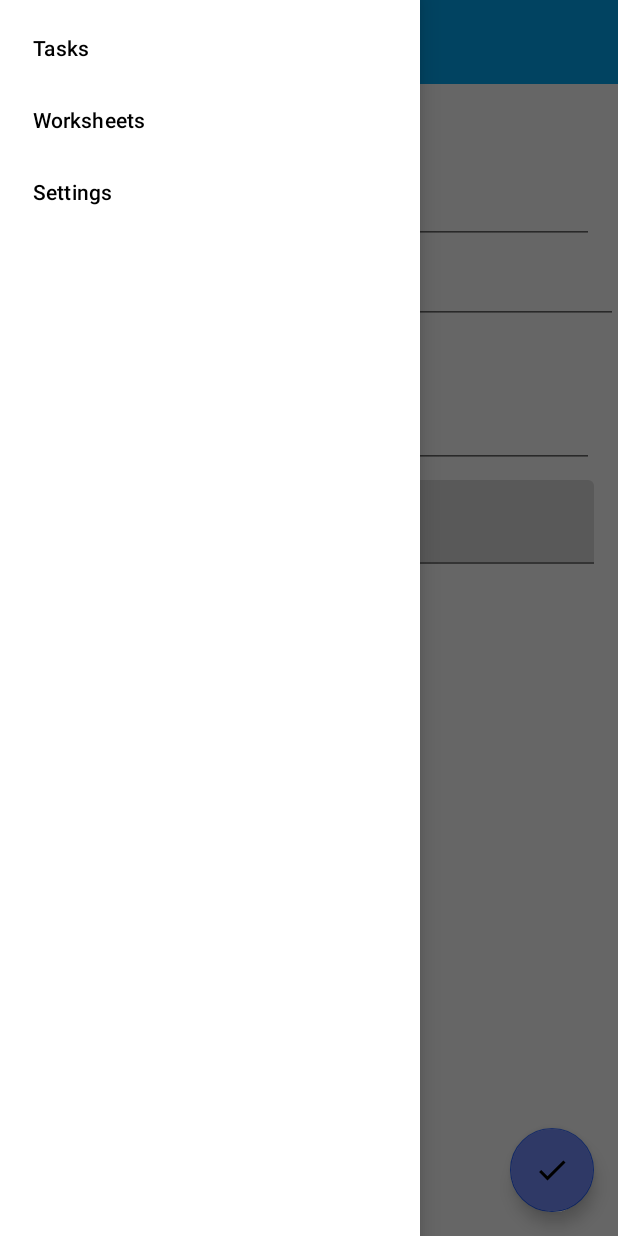
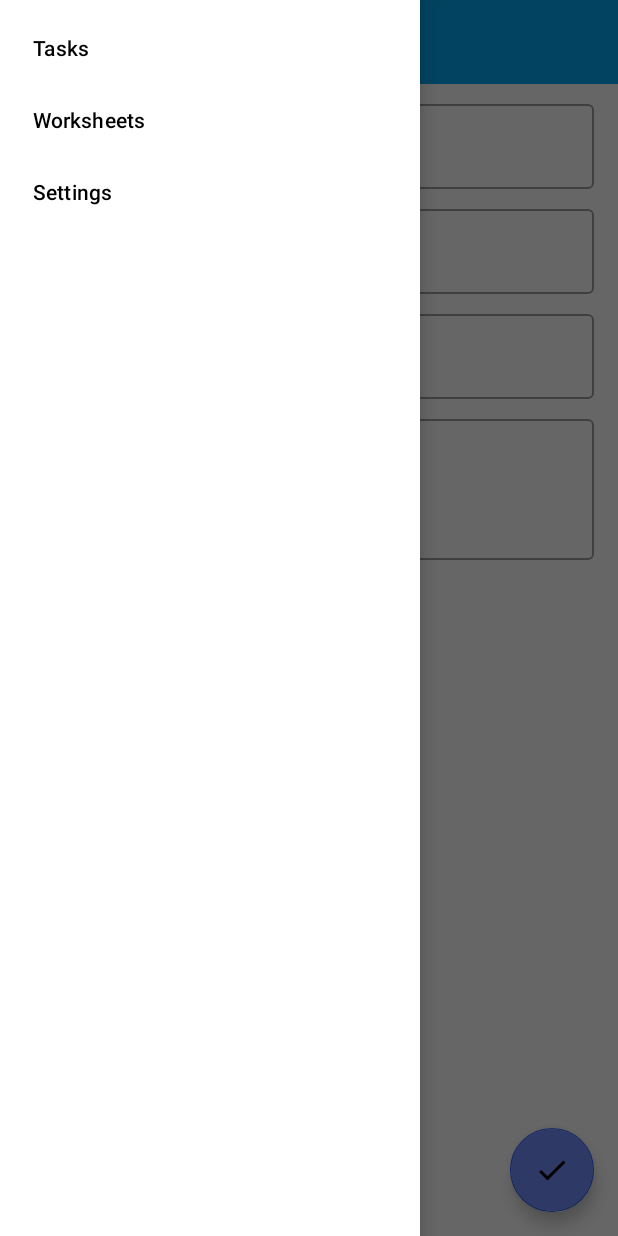
Before and after one commit to Ango1eiro/ERP_Mobile_3, an Android app: the TaskFragment screen opened through its navigation route, with the side drawer open, on a phone screen of 412 x 824 dp. Run offline under Robolectric (Android 15) with nearby library versions, the phone set to English and light mode, and no system bars; our stand-ins replace Dagger/Hilt's generated code, data binding, navigation-ui.

Commit message:
erp_mobile 3.0.2

```diff
--- a/src/main/java/com/rogoznyak/erp_mobile_3/tasks/task/TaskFragment.kt
+++ b/src/main/java/com/rogoznyak/erp_mobile_3/tasks/task/TaskFragment.kt
@@ -5,15 +5,18 @@ import android.content.SharedPreferences
 import android.os.Bundle
 import android.text.InputFilter
 import android.text.InputFilter.LengthFilter
+import android.view.Gravity
 import android.view.LayoutInflater
 import android.view.View
 import android.view.ViewGroup
 import android.widget.EditText
 import android.widget.Toast
+import androidx.coordinatorlayout.widget.CoordinatorLayout
 import androidx.fragment.app.Fragment
 import androidx.lifecycle.Observer
 import androidx.lifecycle.ViewModelProviders
 import androidx.navigation.fragment.findNavController
+import com.google.android.material.snackbar.Snackbar
 import com.rogoznyak.erp_mobile_3.MyCustomApplication
 import com.rogoznyak.erp_mobile_3.R
 import com.rogoznyak.erp_mobile_3.Utils.MaskWatcher
@@ -42,7 +45,7 @@ class TaskFragment : Fragment() {
 
     override fun onResume() {
         super.onResume()
-        binding.editTextDate.clearFocus()
+//        binding.textFieldDate.clearFocus()
     }
 
 
@@ -69,10 +72,10 @@ class TaskFragment : Fragment() {
         viewModel.taskData.observe(viewLifecycleOwner,
             Observer<Task> { task ->
                 if (!taskDataObserved) {
-                    binding.editTextDate.setText(task.date)
-                    binding.editTextUser.setText(task.user.name)
-                    binding.editTextDescription.setText(task.description)
-                    binding.editTextUser.setText(task.user.name)
+                    binding.textFieldDate.editText?.setText(task.date)
+                    binding.textFieldUser.editText?.setText(task.user.name)
+                    binding.textFieldDescription.editText?.setText(task.description)
+                    binding.textFieldUser.editText?.setText(task.user.name)
                     viewModel.setCounterpartByGuid(task.counterpart.guid)
                     viewModel.setUserByGuid(task.user.guid)
                     taskDataObserved = true
@@ -113,16 +116,15 @@ class TaskFragment : Fragment() {
         viewModel.taskSent.observe(viewLifecycleOwner,
             Observer<Boolean> { isSent ->
                 if (isSent == true) {
-                    binding.textTaskStatus.setText(getString(R.string.status_in_progress))
                     binding.progressBar.visibility = View.VISIBLE
                     binding.fab.visibility = View.GONE
                     uiScope.launch(Dispatchers.IO) {
                         try {
                             val todo = TodoRepository().sendTask(
-                                NetworkTask(date = binding.editTextDate.text.toString(),
+                                NetworkTask(date = binding.textFieldDate.editText?.text.toString(),
                                     counterpart = viewModel.counterpart.value!!.guid,
                                     user = viewModel.user.value!!.guid,
-                                    description = binding.editTextDescription.text.toString()))
+                                    description = binding.textFieldDescription.editText?.text.toString()))
                             viewModel.setTaskStatus(todo.title)
 
                         } catch (t: Throwable) {
@@ -140,9 +142,9 @@ class TaskFragment : Fragment() {
 
         viewModel.taskStatus.observe(viewLifecycleOwner,
             Observer<String> { text ->
-                    binding.textTaskStatus.setText(text)
-                    binding.progressBar.visibility = View.GONE
-                    binding.fab.visibility = View.VISIBLE
+                Snackbar.make(binding.root,text,Snackbar.LENGTH_LONG).show()
+                binding.progressBar.visibility = View.GONE
+                binding.fab.visibility = View.VISIBLE
 
             })
 
@@ -159,19 +161,19 @@ class TaskFragment : Fragment() {
                             DatabaseTask(guid,
                                 viewModel.counterpart.value!!.guid,
                                 viewModel.user.value!!.guid,
-                                binding.editTextDescription.text.toString(),
-                                (binding.editTextDate as EditText).text.toString()))
+                                binding.textFieldDescription.editText?.text.toString(),
+                                binding.textFieldDate.editText?.text.toString()))
                     }
                 }
 
 
             })
 
-        viewModel.counterpart.observe(viewLifecycleOwner, Observer { counterpart -> binding.editTextCounterpart.setText(counterpart.name) })
+        viewModel.counterpart.observe(viewLifecycleOwner, Observer { counterpart -> binding.textFieldCounterpart.editText?.setText(counterpart.name) })
 
-        viewModel.user.observe(viewLifecycleOwner, Observer { user -> binding.editTextUser.setText(user.name) })
+        viewModel.user.observe(viewLifecycleOwner, Observer { user -> binding.textFieldUser.editText?.setText(user.name) })
 
-        binding.editTextDate.setText(viewModel.date)
+        binding.textFieldDate.editText?.setText(viewModel.date)
 
 //        binding.editTextUser.addTextChangedListener(MaskWatcher("##:##"))
 //        binding.editTextDuration.filters = arrayOf<InputFilter>(LengthFilter(5))
--- a/src/main/res/layout/task_fragment.xml
+++ b/src/main/res/layout/task_fragment.xml
@@ -20,87 +20,78 @@
             app:layout_constraintGuide_end="@dimen/spacing_normal"
             tools:context=".home.HomeFragment">
 
-
-
-            <EditText
-                android:id="@+id/editText_Date"
-                android:layout_width="172dp"
-                android:layout_height="wrap_content"
-                android:layout_marginStart="16dp"
-                android:layout_marginTop="8dp"
-                android:ems="10"
-                android:hint="@string/date_hint"
-                android:inputType="date"
-                app:layout_constraintStart_toStartOf="parent"
-                app:layout_constraintTop_toTopOf="parent"
-                tools:text="01.01.0001 00:00:00"/>
-
-            <EditText
-                android:id="@+id/editText_Counterpart"
+            <com.google.android.material.textfield.TextInputLayout
+                android:id="@+id/textFieldDate"
+                style="@style/Widget.MaterialComponents.TextInputLayout.OutlinedBox"
                 android:layout_width="match_parent"
                 android:layout_height="wrap_content"
                 android:layout_marginStart="16dp"
                 android:layout_marginTop="8dp"
                 android:layout_marginEnd="16dp"
-                android:clickable="true"
-                android:cursorVisible="false"
-                android:ems="10"
-                android:focusable="false"
-                android:hint="@string/counterpart_hint"
-                android:inputType="none"
-                android:onClick="@{() -> viewModel.onButtonClicked(1)}"
-                app:layout_constraintStart_toStartOf="parent"
-                app:layout_constraintTop_toBottomOf="@+id/editText_Date" />
+                android:hint="@string/date_hint"
+                app:layout_constraintTop_toTopOf="parent">
 
-            <EditText
-                android:id="@+id/editTextUser"
+                <com.google.android.material.textfield.TextInputEditText
+                    android:layout_width="match_parent"
+                    android:layout_height="wrap_content" />
+            </com.google.android.material.textfield.TextInputLayout>
+
+            <com.google.android.material.textfield.TextInputLayout
+                android:id="@+id/textFieldCounterpart"
+                style="@style/Widget.MaterialComponents.TextInputLayout.OutlinedBox"
                 android:layout_width="match_parent"
                 android:layout_height="wrap_content"
                 android:layout_marginStart="16dp"
                 android:layout_marginTop="8dp"
-                android:ems="10"
-                android:clickable="true"
-                android:cursorVisible="false"
-                android:focusable="false"
-                android:hint="@string/user_hint"
-                android:inputType="none"
-                android:onClick="@{() -> viewModel.onButtonClicked(2)}"
-                app:layout_constraintStart_toStartOf="parent"
-                app:layout_constraintTop_toBottomOf="@+id/editText_Counterpart" />
+                android:layout_marginEnd="16dp"
+                android:hint="@string/counterpart_hint"
+                app:layout_constraintTop_toBottomOf="@+id/textFieldDate">
 
-            <EditText
-                android:id="@+id/editTextDescription"
-                android:layout_width="0dp"
+                <com.google.android.material.textfield.TextInputEditText
+                    android:layout_width="match_parent"
+                    android:layout_height="wrap_content"
+                    android:clickable="true"
+                    android:focusable="false"
+                    android:onClick="@{() -> viewModel.onButtonClicked(1)}"
+                    android:inputType="textNoSuggestions"/>
+            </com.google.android.material.textfield.TextInputLayout>
+
+            <com.google.android.material.textfield.TextInputLayout
+                android:id="@+id/textFieldUser"
+                style="@style/Widget.MaterialComponents.TextInputLayout.OutlinedBox"
+                android:layout_width="match_parent"
                 android:layout_height="wrap_content"
                 android:layout_marginStart="16dp"
                 android:layout_marginTop="8dp"
                 android:layout_marginEnd="16dp"
-                android:ems="10"
-                android:gravity="bottom"
-                android:hint="@string/description_hint"
-                android:inputType="textCapSentences|textMultiLine"
-                android:minLines="3"
-                app:layout_constraintEnd_toEndOf="parent"
-                app:layout_constraintStart_toStartOf="parent"
-                app:layout_constraintTop_toBottomOf="@+id/editTextUser" />
-
-            <com.google.android.material.textfield.TextInputLayout
-                android:id="@+id/textField"
-                android:layout_width="match_parent"
-                android:layout_height="wrap_content"
-                android:hint="hint"
-                android:layout_marginStart="16dp"
-                android:layout_marginTop="8dp"
-                android:layout_marginEnd="16dp"
-
-                app:layout_constraintTop_toBottomOf="@+id/editTextDescription">
+                android:hint="@string/user_hint"
+                app:layout_constraintTop_toBottomOf="@+id/textFieldCounterpart">
 
                 <com.google.android.material.textfield.TextInputEditText
                     android:layout_width="match_parent"
                     android:layout_height="wrap_content"
+                    android:clickable="true"
+                    android:focusable="false"
+                    android:onClick="@{() -> viewModel.onButtonClicked(2)}"
+                    android:inputType="textNoSuggestions"/>
+            </com.google.android.material.textfield.TextInputLayout>
 
-                    />
+            <com.google.android.material.textfield.TextInputLayout
+                android:id="@+id/textFieldDescription"
+                style="@style/Widget.MaterialComponents.TextInputLayout.OutlinedBox"
+                android:layout_width="match_parent"
+                android:layout_height="wrap_content"
+                android:layout_marginStart="16dp"
+                android:layout_marginTop="8dp"
+                android:layout_marginEnd="16dp"
+                android:hint="@string/description_hint"
+                app:layout_constraintTop_toBottomOf="@+id/textFieldUser">
 
+                <com.google.android.material.textfield.TextInputEditText
+                    android:layout_width="match_parent"
+                    android:layout_height="wrap_content"
+                    android:inputType="textCapSentences|textMultiLine|textNoSuggestions"
+                    android:minLines="3"/>
             </com.google.android.material.textfield.TextInputLayout>
 
             <ProgressBar
@@ -108,22 +99,12 @@
                 style="?android:attr/progressBarStyle"
                 android:layout_width="wrap_content"
                 android:layout_height="wrap_content"
-                android:layout_marginTop="8dp"
-                android:layout_marginEnd="16dp"
                 android:indeterminate="true"
                 android:visibility="invisible"
+                android:layout_marginTop="24dp"
                 app:layout_constraintEnd_toEndOf="parent"
-                app:layout_constraintTop_toTopOf="parent" />
-
-            <TextView
-                android:id="@+id/textTaskStatus"
-                android:layout_width="72dp"
-                android:layout_height="18dp"
-                android:layout_marginStart="16dp"
-                android:alpha="0.6"
-                android:text="@string/status_hint"
-                app:layout_constraintBottom_toBottomOf="parent"
-                app:layout_constraintStart_toStartOf="parent" />
+                app:layout_constraintStart_toStartOf="parent"
+                app:layout_constraintTop_toBottomOf="@+id/textFieldDescription" />
 
         </androidx.constraintlayout.widget.ConstraintLayout>
 
```
